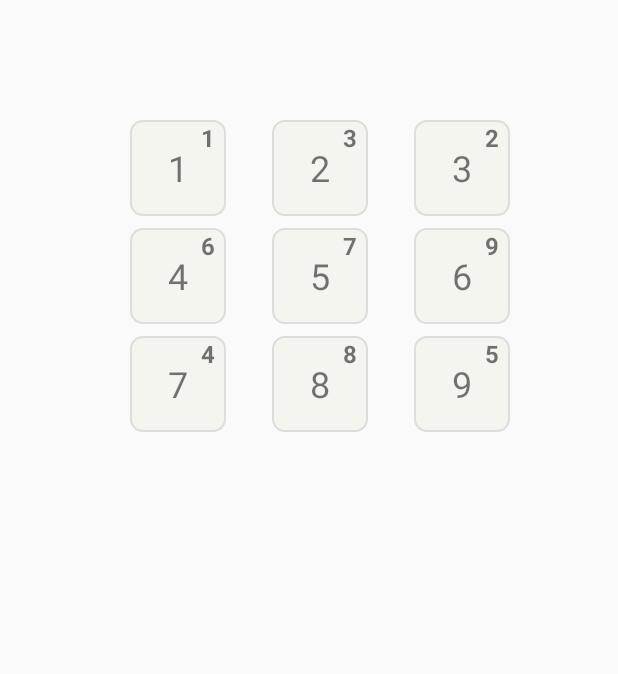
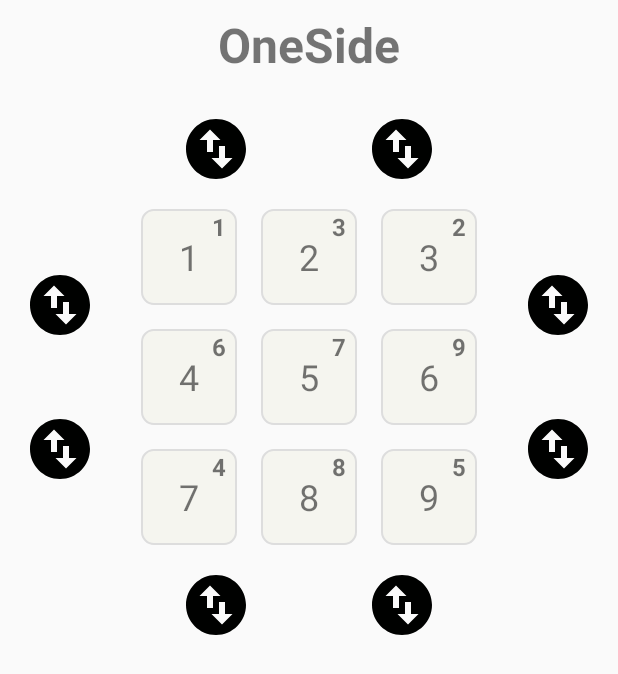
Before and after one commit to graphicstone/OneSide, an Android app: the screen it shows after launch (MainActivity), on a phone screen of 412 x 824 dp. Shown: the top 674 px of the screen. Run offline under Robolectric (Android 15) with nearby library versions, the phone set to English and light mode, and no system bars; our stand-ins replace CircleImageView.

Commit message:
Swap buttons placed with respect to the GridView

```diff
--- a/app/build.gradle
+++ b/app/build.gradle
@@ -27,9 +27,10 @@ dependencies {
     implementation fileTree(dir: 'libs', include: ['*.jar'])
     implementation"org.jetbrains.kotlin:kotlin-stdlib-jdk7:$kotlin_version"
     implementation 'androidx.appcompat:appcompat:1.1.0'
-    implementation 'androidx.core:core-ktx:1.0.2'
+    implementation 'androidx.core:core-ktx:1.1.0'
     implementation 'androidx.constraintlayout:constraintlayout:1.1.3'
     testImplementation 'junit:junit:4.12'
     androidTestImplementation 'androidx.test.ext:junit:1.1.1'
     androidTestImplementation 'androidx.test.espresso:espresso-core:3.2.0'
+    implementation 'de.hdodenhof:circleimageview:3.0.1'
 }
--- a/app/src/main/java/com/example/oneside/MainActivity.kt
+++ b/app/src/main/java/com/example/oneside/MainActivity.kt
@@ -36,7 +36,6 @@ class MainActivity : AppCompatActivity() {
         fixedNo.add(8)
         fixedNo.add(9)
 
-
         val adapter = GridViewAdapter(this@MainActivity, fixedNo, randomNo)
         gl_matrix_layout.adapter = adapter
     }
--- /dev/null
+++ b/app/src/main/res/drawable/ic_swap_vertical_circle_black_24dp.xml
@@ -0,0 +1,5 @@
+<vector android:height="24dp" android:tint="#000100"
+    android:viewportHeight="24.0" android:viewportWidth="24.0"
+    android:width="24dp" xmlns:android="http://schemas.android.com/apk/res/android">
+    <path android:fillColor="#FF000000" android:pathData="M12,2C6.48,2 2,6.48 2,12s4.48,10 10,10 10,-4.48 10,-10S17.52,2 12,2zM6.5,9L10,5.5 13.5,9L11,9v4L9,13L9,9L6.5,9zM17.5,15L14,18.5 10.5,15L13,15v-4h2v4h2.5z"/>
+</vector>
--- a/app/src/main/res/layout/activity_main.xml
+++ b/app/src/main/res/layout/activity_main.xml
@@ -1,22 +1,125 @@
 <?xml version="1.0" encoding="utf-8"?>
-<RelativeLayout xmlns:android="http://schemas.android.com/apk/res/android"
+<androidx.constraintlayout.widget.ConstraintLayout xmlns:android="http://schemas.android.com/apk/res/android"
     xmlns:tools="http://schemas.android.com/tools"
     android:layout_width="match_parent"
     android:layout_height="match_parent"
+    xmlns:app="http://schemas.android.com/apk/res-auto"
     tools:context=".MainActivity">
 
-    <GridView
-        android:id="@+id/gl_matrix_layout"
+    <TextView
+        android:id="@+id/tv_app_name"
+        android:layout_width="match_parent"
+        android:layout_height="wrap_content"
+        android:padding="@dimen/dp_8"
+        android:text="@string/app_name"
+        android:textStyle="bold"
+        android:textSize="@dimen/sp_32"
+        android:textAlignment="center"
+        app:layout_constraintStart_toStartOf="parent"
+        app:layout_constraintEnd_toEndOf="parent"
+        app:layout_constraintTop_toTopOf="parent" />
+
+    <de.hdodenhof.circleimageview.CircleImageView
+        android:id="@+id/civ_1_btn"
+        android:layout_width="@dimen/dp_48"
+        android:layout_height="@dimen/dp_48"
+        android:layout_marginStart="@dimen/dp_120"
+        android:layout_marginTop="@dimen/dp_16"
+        android:src="@drawable/ic_swap_vertical_circle_black_24dp"
+        app:layout_constraintStart_toStartOf="parent"
+        app:layout_constraintTop_toBottomOf="@id/tv_app_name" />
+
+    <de.hdodenhof.circleimageview.CircleImageView
+        android:id="@+id/civ_2_btn"
+        android:layout_width="@dimen/dp_48"
+        android:layout_height="@dimen/dp_48"
+        android:layout_marginEnd="@dimen/dp_120"
+        android:layout_marginTop="@dimen/dp_16"
+        android:src="@drawable/ic_swap_vertical_circle_black_24dp"
+        app:layout_constraintEnd_toEndOf="parent"
+        app:layout_constraintTop_toBottomOf="@id/tv_app_name" />
+
+    <de.hdodenhof.circleimageview.CircleImageView
+        android:id="@+id/civ_8_btn"
+        android:layout_width="@dimen/dp_48"
+        android:layout_height="@dimen/dp_48"
+        android:layout_marginStart="@dimen/dp_16"
+        android:layout_marginTop="@dimen/dp_120"
+        android:src="@drawable/ic_swap_vertical_circle_black_24dp"
+        app:layout_constraintStart_toStartOf="parent"
+        app:layout_constraintTop_toBottomOf="@id/tv_app_name" />
+
+    <de.hdodenhof.circleimageview.CircleImageView
+        android:id="@+id/civ_7_btn"
+        android:layout_width="@dimen/dp_48"
+        android:layout_height="@dimen/dp_48"
+        android:layout_marginStart="@dimen/dp_16"
+        android:layout_marginTop="@dimen/dp_48"
+        android:src="@drawable/ic_swap_vertical_circle_black_24dp"
+        app:layout_constraintStart_toStartOf="parent"
+        app:layout_constraintTop_toBottomOf="@id/civ_8_btn" />
+
+    <de.hdodenhof.circleimageview.CircleImageView
+        android:id="@+id/civ_3_btn"
+        android:layout_width="@dimen/dp_48"
+        android:layout_height="@dimen/dp_48"
+        android:layout_marginEnd="@dimen/dp_16"
+        android:layout_marginTop="@dimen/dp_120"
+        android:src="@drawable/ic_swap_vertical_circle_black_24dp"
+        app:layout_constraintEnd_toEndOf="parent"
+        app:layout_constraintTop_toBottomOf="@id/tv_app_name" />
+
+    <de.hdodenhof.circleimageview.CircleImageView
+        android:id="@+id/civ_4_btn"
+        android:layout_width="@dimen/dp_48"
+        android:layout_height="@dimen/dp_48"
+        android:layout_marginEnd="@dimen/dp_16"
+        android:layout_marginTop="@dimen/dp_48"
+        android:src="@drawable/ic_swap_vertical_circle_black_24dp"
+        app:layout_constraintEnd_toEndOf="parent"
+        app:layout_constraintTop_toBottomOf="@id/civ_3_btn" />
+
+    <RelativeLayout
+        android:id="@+id/rl_matrix"
         android:layout_width="wrap_content"
         android:layout_height="wrap_content"
-        android:layout_marginStart="@dimen/dp_64"
-        android:layout_marginEnd="@dimen/dp_64"
-        android:layout_marginTop="@dimen/dp_80"
-        android:gravity="center"
-        android:columnWidth="@dimen/dp_80"
-        android:numColumns="3"
-        android:verticalSpacing="@dimen/dp_8"
-        android:horizontalSpacing="@dimen/dp_8"
-        android:stretchMode="spacingWidthUniform" />
+        android:layout_marginTop="@dimen/dp_16"
+        android:layout_marginStart="@dimen/dp_16"
+        android:layout_marginEnd="@dimen/dp_16"
+        app:layout_constraintStart_toEndOf="@id/civ_8_btn"
+        app:layout_constraintEnd_toStartOf="@id/civ_3_btn"
+        app:layout_constraintTop_toBottomOf="@id/civ_1_btn" >
 
-</RelativeLayout>
+        <GridView
+            android:id="@+id/gl_matrix_layout"
+            android:layout_width="224dp"
+            android:layout_height="wrap_content"
+            android:columnWidth="@dimen/dp_64"
+            android:numColumns="3"
+            android:verticalSpacing="@dimen/dp_16"
+            android:horizontalSpacing="@dimen/dp_16"
+            android:stretchMode="none" />
+
+    </RelativeLayout>
+
+    <de.hdodenhof.circleimageview.CircleImageView
+        android:id="@+id/civ_5_btn"
+        android:layout_width="@dimen/dp_48"
+        android:layout_height="@dimen/dp_48"
+        android:layout_marginStart="@dimen/dp_120"
+        android:layout_marginTop="@dimen/dp_16"
+        android:src="@drawable/ic_swap_vertical_circle_black_24dp"
+        app:layout_constraintStart_toStartOf="parent"
+        app:layout_constraintTop_toBottomOf="@id/rl_matrix" />
+
+    <de.hdodenhof.circleimageview.CircleImageView
+        android:id="@+id/civ_6_btn"
+        android:layout_width="@dimen/dp_48"
+        android:layout_height="@dimen/dp_48"
+        android:layout_marginEnd="@dimen/dp_120"
+        android:layout_marginTop="@dimen/dp_16"
+        android:src="@drawable/ic_swap_vertical_circle_black_24dp"
+        app:layout_constraintEnd_toEndOf="parent"
+        app:layout_constraintTop_toBottomOf="@id/rl_matrix" />
+
+</androidx.constraintlayout.widget.ConstraintLayout>
--- a/app/src/main/res/values/dimens.xml
+++ b/app/src/main/res/values/dimens.xml
@@ -27,4 +27,5 @@
     <dimen name="sp_40">40sp</dimen>
     <dimen name="dp_360">360dp</dimen>
     <dimen name="dp_144">144dp</dimen>
+    <dimen name="dp_96">96dp</dimen>
 </resources>
```
